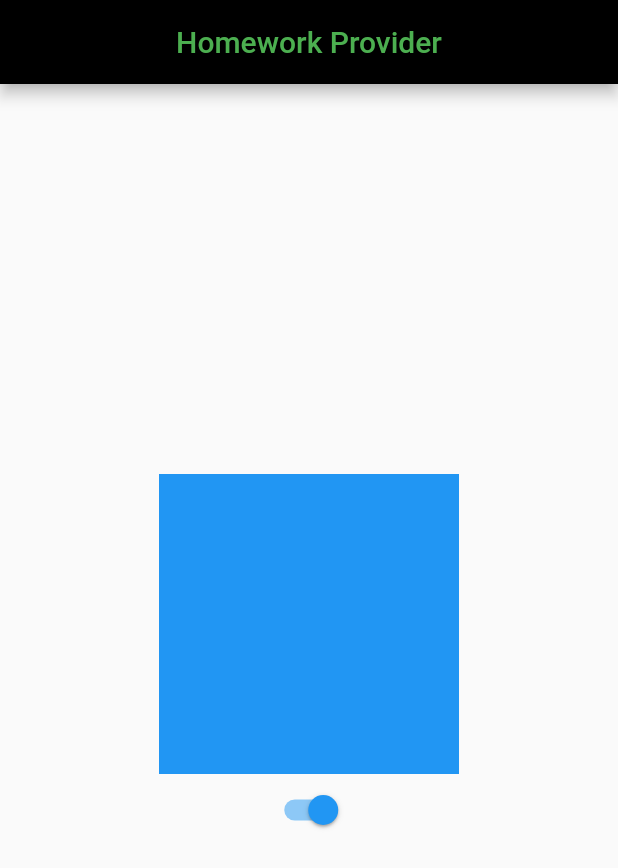
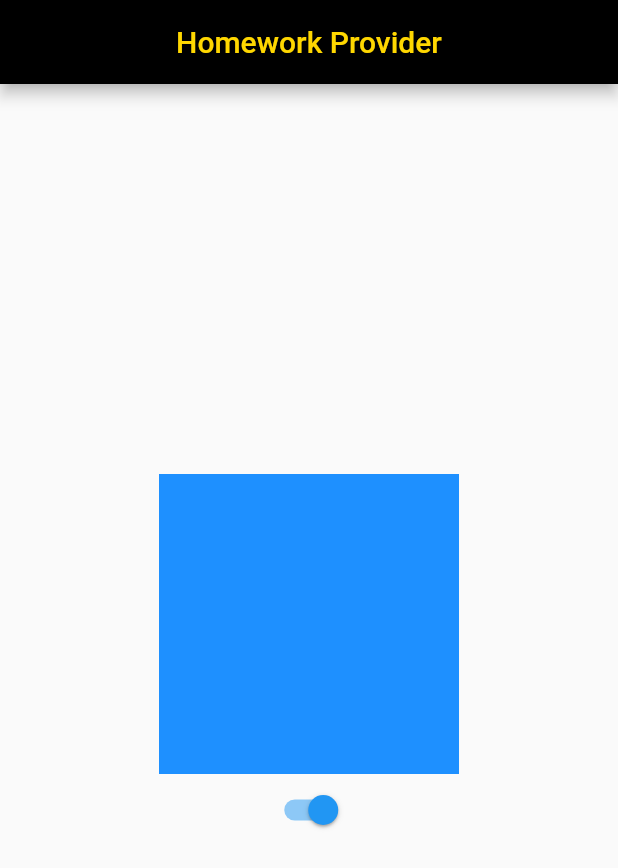
Before and after one commit to DokSna/a74_dz_provider, a Flutter app: the screen it shows after launch, on a phone screen of 412 x 824 dp. Shown: the top 868 px of the screen. Run offline on Flutter 3.47's test engine with Material 2 defaults, Android fonts, the phone set to English and light mode, and no system bars.

Commit message:
Готово

```diff
--- a/lib/main.dart
+++ b/lib/main.dart
@@ -1,23 +1,56 @@
-// import 'dart:math';
+import 'dart:math';
+import 'package:flutter/material.dart';
+import 'package:provider/provider.dart';
 
-import 'package:flutter/material.dart';
-// import 'package:provider/provider.dart';
+void main() => runApp(MyApp());
 
-void main() => runApp(const MyApp());
+class RandomColor extends ChangeNotifier {
+  bool _switchStatus;
+  Color _titleColor;
+  Color _figureColor;
+
+  RandomColor(this._switchStatus, this._titleColor, this._figureColor);
+
+  void getRandomColor() {
+    _titleColor = Color.fromRGBO(
+        Random().nextInt(255), Random().nextInt(255), Random().nextInt(255), 1);
+    _figureColor = Color.fromRGBO(
+        Random().nextInt(255), Random().nextInt(255), Random().nextInt(255), 1);
+    _switchStatus = !_switchStatus;
+    notifyListeners();
+  }
+}
 
 class MyApp extends StatelessWidget {
-  const MyApp({Key? key}) : super(key: key);
+  RandomColor newRandomColor = RandomColor(
+      true,
+      const Color.fromRGBO(255, 215, 0, 1),
+      const Color.fromRGBO(30, 144, 255, 1));
+
+  MyApp({Key? key}) : super(key: key);
 
   @override
   Widget build(BuildContext context) {
-    return MaterialApp(
-      title: 'Random colors',
-      home: Scaffold(
+    return ChangeNotifierProvider<RandomColor>(
+      create: ((context) => newRandomColor),
+      child: const MaterialApp(
+        home: HomePage(),
+      ),
+    );
+  }
+}
+
+class HomePage extends StatelessWidget {
+  const HomePage({Key? key}) : super(key: key);
+
+  @override
+  Widget build(BuildContext context) {
+    return Scaffold(
       appBar: AppBar(
         backgroundColor: Colors.black,
-          title: const Text(
+        title: Text(
           'Homework Provider',
-            style: TextStyle(color: Colors.green),
+          style: TextStyle(color: context.watch<RandomColor>()._titleColor),
         ),
         centerTitle: true,
       ),
@@ -27,37 +60,16 @@ class MyApp extends StatelessWidget {
           children: [
             AnimatedContainer(
               duration: const Duration(seconds: 1),
-                color: Colors.blue,
+              color: context.watch<RandomColor>()._figureColor,
               width: 200,
               height: 200,
             ),
-              const Switcher(),
+            Switch(
+                value: context.watch<RandomColor>()._switchStatus,
+                onChanged: (_) => context.read<RandomColor>().getRandomColor()),
           ],
-          ),
         ),
       ),
     );
   }
 }
-
-class Switcher extends StatefulWidget {
-  const Switcher({Key? key}) : super(key: key);
-
-  @override
-  State<Switcher> createState() => _SwitcherState();
-}
-
-class _SwitcherState extends State<Switcher> {
-  bool _giveVerse = true;
-  @override
-  Widget build(BuildContext context) {
-    return Switch(
-      value: _giveVerse,
-      onChanged: (value) {
-        setState(() {
-          _giveVerse = value;
-        });
-      },
-    );
-  }
-}
```
Lines whose indentation alone changed are shown as unchanged.
